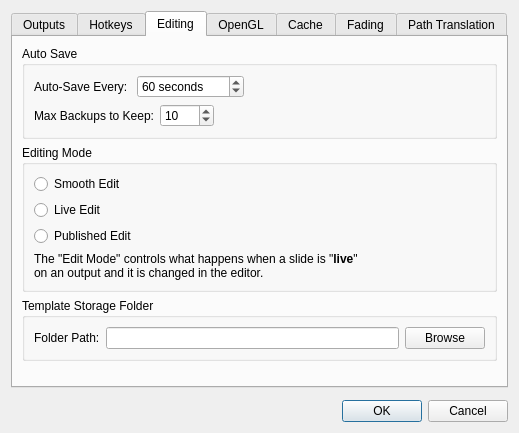
google-code-export/dviz, file src/AppSettingsDialog.ui: the form before one commit.
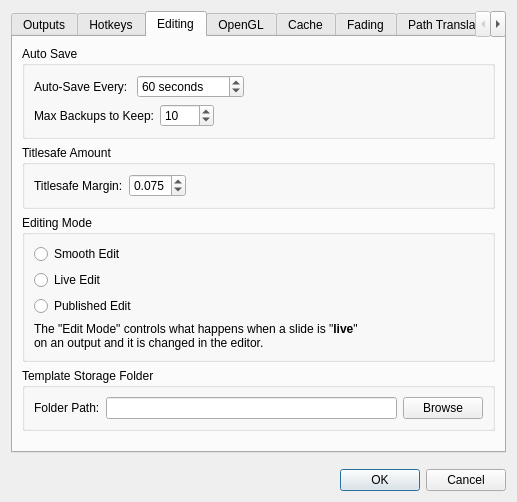
The form after the commit. The open tabs and pages were chosen to show the change. Icons and pictures are not drawn.

Commit message: Added 'titlesafe' borders to the editor and updated the Song module and Bible module to honor the titlesafe margins. Fixed a bug introduced with song templates a few revs back - changing the background on a song added to the document which shared a template with another song in the document changed both backgrounds.

Diff of the .ui file:
```diff
--- a/src/AppSettingsDialog.ui
+++ b/src/AppSettingsDialog.ui
@@ -6,8 +6,8 @@
    <rect>
     <x>0</x>
     <y>0</y>
-    <width>519</width>
-    <height>433</height>
+    <width>517</width>
+    <height>502</height>
    </rect>
   </property>
   <property name="windowTitle">
@@ -390,6 +390,48 @@
          </layout>
         </widget>
        </item>
+       <item>
+        <widget class="QGroupBox" name="groupBox_12">
+         <property name="title">
+          <string>Titlesafe Amount</string>
+         </property>
+         <layout class="QHBoxLayout" name="horizontalLayout_10">
+          <item>
+           <widget class="QLabel" name="label_25">
+            <property name="text">
+             <string>Titlesafe Margin:</string>
+            </property>
+           </widget>
+          </item>
+          <item>
+           <widget class="QDoubleSpinBox" name="titlesafeAmount">
+            <property name="decimals">
+             <number>3</number>
+            </property>
+            <property name="maximum">
+             <double>1.000000000000000</double>
+            </property>
+            <property name="value">
+             <double>0.075000000000000</double>
+            </property>
+           </widget>
+          </item>
+          <item>
+           <spacer name="horizontalSpacer_6">
+            <property name="orientation">
+             <enum>Qt::Horizontal</enum>
+            </property>
+            <property name="sizeHint" stdset="0">
+             <size>
+              <width>40</width>
+              <height>20</height>
+             </size>
+            </property>
+           </spacer>
+          </item>
+         </layout>
+        </widget>
+       </item>
        <item>
         <widget class="QGroupBox" name="groupBox_5">
          <property name="title">
```
Left out of the diff: 2 changed lines with no effect on the pictures. The commit also changes 11 other files.
